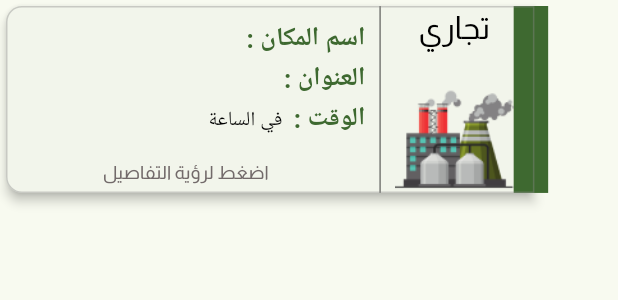
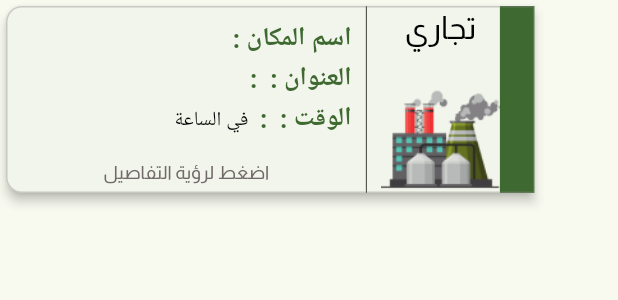
Before and after one commit to ibrahimMedhat-1/CleanTechApp, a Flutter app: the TaskItem widget shown alone on an empty page, opened directly with empty values, on a phone screen of 412 x 824 dp. Shown: the top 300 px of the screen. Run offline on Flutter 3.47's test engine with Material 3 defaults, Android fonts, the phone set to English and light mode, and no system bars; our stand-ins replace bloc, curved_navigation_bar, dartz, dio, flutter_bloc, flutter_screenutil and 6 more; accounts and stored records are empty; network calls fail; project files that could hold a hidden picture were left out.

Commit message:
fix issue size in task item

```diff
--- a/lib/src/feature/home/presentation/widgets/task_item.dart
+++ b/lib/src/feature/home/presentation/widgets/task_item.dart
@@ -47,7 +47,7 @@ class TaskItem extends StatelessWidget {
                 color: AppColors.black,
               ),
               SizedBox(
-                width: 250.w,
+                 width: 230.w,
                 height: 150.h,
                 child: Column(
                   crossAxisAlignment: CrossAxisAlignment.start,
@@ -57,10 +57,10 @@ class TaskItem extends StatelessWidget {
                         title: AppStrings.placeName.tr(context),
                         subTitle: item.company ?? ""),
                     BaseText(
-                        title: AppStrings.address.tr(context),
+                        title: "${AppStrings.address.tr(context)} : ",
                         subTitle: item.address ?? ""),
                     BaseText(
-                      title: AppStrings.time.tr(context),
+                      title: "${AppStrings.time.tr(context)} : ",
                       subTitle:
                           "${item.date ?? ""} ${AppStrings.atTime.tr(context)} ${item.time ?? ""}",
                       subTitleFontSize: 14.sp,
```
